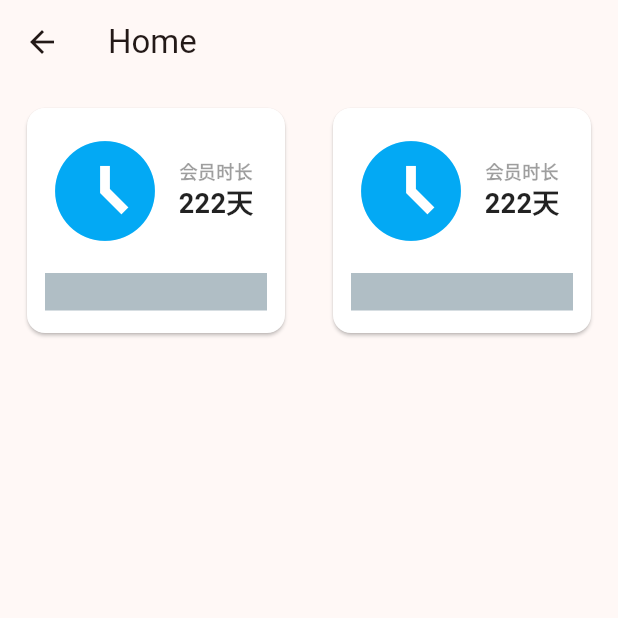
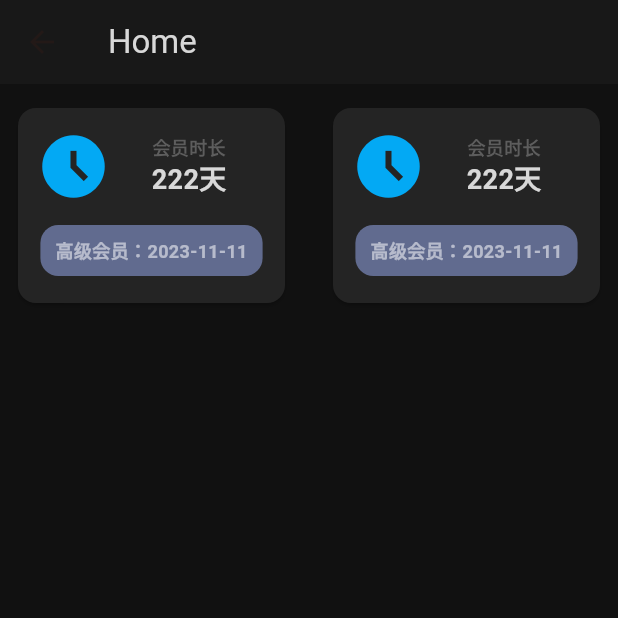
Before and after one commit to fansangg/speeder_sign-in_flutter, a Flutter app: the HomePage screen opened by its route, on a phone screen of 412 x 824 dp, the top half of it. Run offline on Flutter 3.47's test engine with Material 2 defaults, Android fonts, the phone set to English and light mode, and no system bars; our stand-ins replace cookie_jar, dio, dio_cookie_manager, get, get_storage; accounts and stored records are empty; statements that could not run were skipped.

Commit message:
修改样式

```diff
--- a/lib/home/view.dart
+++ b/lib/home/view.dart
@@ -11,13 +11,18 @@ class HomePage extends StatelessWidget {
   @override
   Widget build(BuildContext context) {
     return Scaffold(
+      backgroundColor: const Color(0xff111111),
       appBar: AppBar(
-        title: const Text('Home'),
+        title: const Text(
+          'Home',
+          style: TextStyle(color: Color(0xffd8d8d8)),
+        ),
+        backgroundColor: const Color(0xff181818),
       ),
       body: Column(
         children: [
           Padding(
-            padding: const EdgeInsets.symmetric(vertical: 12, horizontal: 14),
+            padding: const EdgeInsets.symmetric(vertical: 12, horizontal: 8),
             child: Row(
               children: [
                 Expanded(child: infoCard(Icons.access_time_filled, "会员时长", "222天", "高级会员：2023-11-11")),
@@ -35,50 +40,55 @@ class HomePage extends StatelessWidget {
 
   Widget infoCard(IconData icon, String title, String content, String des) {
     return Card(
-      color: Colors.white,
+      color: const Color(0xff242424),
       shape: RoundedRectangleBorder(borderRadius: BorderRadius.circular(12)),
       child: SizedBox(
-        height: 150,
+        height: 130,
         child: Padding(
-          padding: const EdgeInsets.fromLTRB(12, 15, 12, 15),
+          padding: const EdgeInsets.fromLTRB(12, 0, 12, 0),
           child: Column(
             children: [
-              Row(
+              Flexible(
+                flex: 3,
+                child: Row(
+                  crossAxisAlignment: CrossAxisAlignment.center,
                   children: [
                     Icon(
                       icon,
-                    size: 80,
+                      size: 50,
                       color: Colors.lightBlue,
                     ),
                     Expanded(
                       child: Column(
                         crossAxisAlignment: CrossAxisAlignment.center,
+                        mainAxisAlignment: MainAxisAlignment.center,
                         children: [
                           Text(
                             title,
-                          style: const TextStyle(fontSize: 12, fontWeight: FontWeight.bold, color: Colors.black38),
+                            style: const TextStyle(fontSize: 12, fontWeight: FontWeight.bold, color: Color(0xff5d5d5d)),
                           ),
                           Text(
                             content,
-                          style: const TextStyle(fontSize: 18, fontWeight: FontWeight.bold, color: Colors.black87),
+                            style: const TextStyle(fontSize: 18, fontWeight: FontWeight.bold, color: Color(0xffd8d8d8)),
                           ),
                         ],
                       ),
                     ),
                   ],
                 ),
-              const SizedBox(
-                height: 15,
               ),
-              Expanded(
-                child: Center(
+              Flexible(
+                flex: 2,
                 child: Container(
-                    padding: const EdgeInsets.symmetric(horizontal: 24, vertical: 12),
-                    color: Colors.blueGrey[200],
+                  decoration: BoxDecoration(
+                    borderRadius: BorderRadius.circular(12),
+                    color: const Color(0xFF616b8f),
+                  ),
+                  padding: const EdgeInsets.symmetric(horizontal: 10, vertical: 8),
                   child: Text(
                     des,
-                      style: const TextStyle(fontSize: 14, fontWeight: FontWeight.bold, color: Colors.black54),
-                    ),
+                    style: const TextStyle(fontSize: 12, fontWeight: FontWeight.bold, color: Colors.white54),
+                    maxLines: 1,
                   ),
                 ),
               ),
```
Also changed, not shown: 2 other files. Lines whose indentation alone changed are shown as unchanged.
